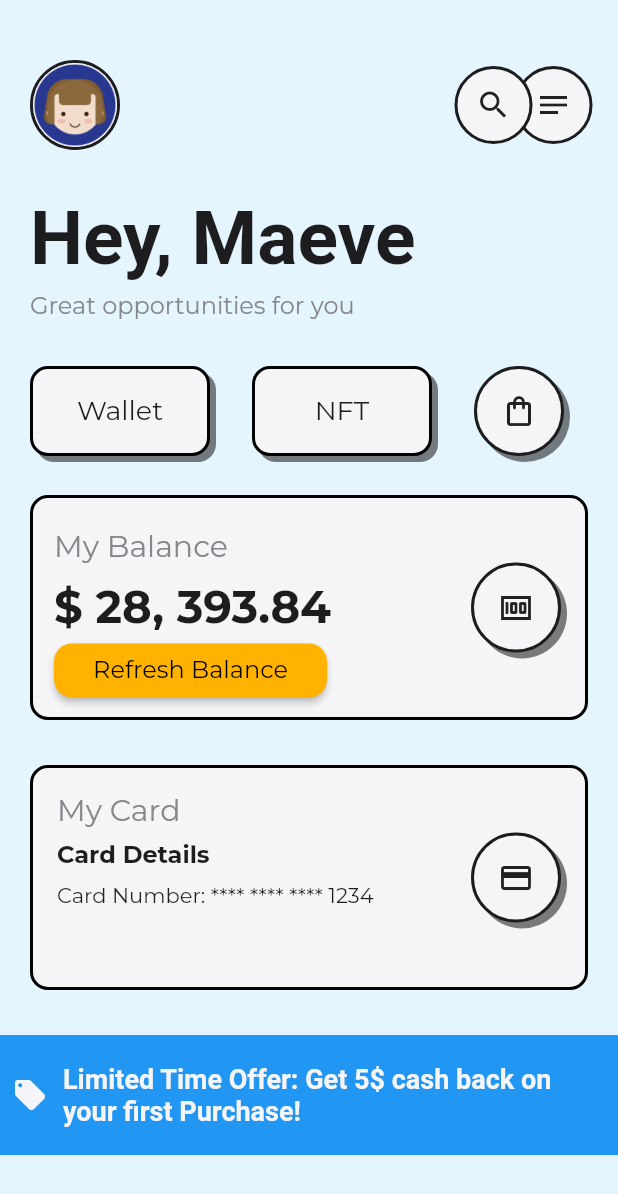
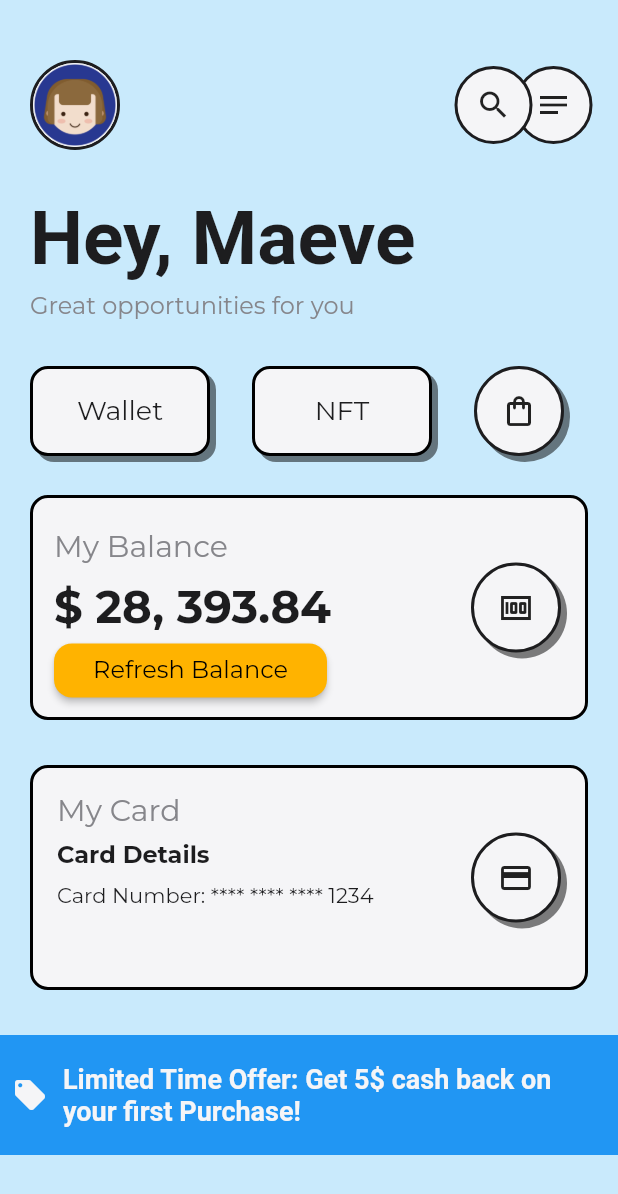
Before and after one commit to gauransh18/cryptoApp_ui, a Flutter app: the screen it shows after launch, after a tap on "Go for crypto", on a phone screen of 412 x 824 dp. Shown: the top 1194 px of the screen. Run offline on Flutter 3.47's test engine with Material 2 defaults, Android fonts, the light colour scheme and no system bars; our stand-ins replace animated_text_kit, flutter_animate, google_fonts.

Commit message:
final improvements 1

```diff
--- a/lib/homepage.dart
+++ b/lib/homepage.dart
@@ -1,11 +1,11 @@
 // ignore_for_file: prefer_const_constructors
 
-import 'package:crypto_ui/contants.dart';
 import 'package:flutter/material.dart';
 import 'package:google_fonts/google_fonts.dart';
 import 'package:animated_text_kit/animated_text_kit.dart';
 import 'routes.dart';
 import 'contants.dart';
+import 'package:flutter_animate/flutter_animate.dart';
 
 class HomePage extends StatefulWidget {
   const HomePage({Key? key}) : super(key: key);
@@ -54,17 +54,31 @@ class _HomePageState extends State<HomePage> {
                     ),
                   ),
                 ),
-              ),
+              ).animate().slideX(
+                  duration: Duration(milliseconds: 500), begin: -1, end: 0),
               // Description Section
               Padding(
                 padding: const EdgeInsets.only(top: 30.0),
                 child: Padding(
                   padding: const EdgeInsets.fromLTRB(14, 0, 14, 14),
                   child: SizedBox(
-                    height: 100,
+                    height: 140,
                     child: AnimatedTextKit(
                       totalRepeatCount: 1,
+                      pause: Duration(milliseconds: 1000),
                       animatedTexts: [
+                        WavyAnimatedText(
+                          '',
+                          textAlign: TextAlign.center,
+                          textStyle: GoogleFonts.gruppo(
+                            textStyle: TextStyle(
+                              color: Color.fromARGB(255, 255, 255, 255),
+                              fontSize: 21,
+                              fontWeight: FontWeight.normal,
+                              fontStyle: FontStyle.normal,
+                            ),
+                          ),
+                        ),
                         TyperAnimatedText(
                           startText,
                           textAlign: TextAlign.center,
@@ -81,8 +95,13 @@ class _HomePageState extends State<HomePage> {
                     ),
                   ),
                 ),
-              ),
+              ).animate().slideX(
+                  duration: Duration(milliseconds: 500),
+                  begin: -1,
+                  end: 0,
+                  delay: Duration(milliseconds: 500)),
               // Button Section
+
               Padding(
                 padding: const EdgeInsets.all(8),
                 child: Container(
@@ -129,7 +148,11 @@ class _HomePageState extends State<HomePage> {
                     ),
                   ),
                 ),
-              ),
+              ).animate().slideX(
+                  duration: Duration(milliseconds: 500),
+                  begin: -2,
+                  end: 0,
+                  delay: Duration(milliseconds: 1000)),
             ],
           ),
         ),
--- a/lib/screenOne.dart
+++ b/lib/screenOne.dart
@@ -15,7 +15,8 @@ class _ScreenOneState extends State<ScreenOne> {
     return Stack(
       children: [
         Scaffold(
-          backgroundColor: bg_blue,
+          //backgroundColor: bg_blue,
+          backgroundColor: Color(0xFFC9EAFC),
           body: SingleChildScrollView(
             child: Column(
               crossAxisAlignment: CrossAxisAlignment.start,
--- a/pubspec.yaml
+++ b/pubspec.yaml
@@ -37,6 +37,7 @@ dependencies:
   cupertino_icons: ^1.0.2
   google_fonts: ^4.0.4
   animated_text_kit: ^4.2.2
+  flutter_animate: ^4.1.1+1
 
 dev_dependencies:
   flutter_test:
```
Also changed, not shown: assets/homeSS.png (deleted), assets/mainSS.png (deleted), assets/screenONE.png (added), assets/start.png (added), pubspec.lock, 1 other file.
